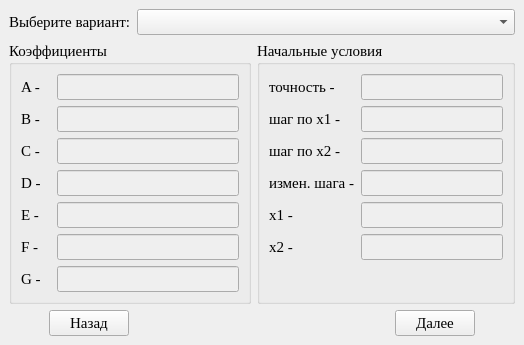
This is optimizationmethods/ui/mainwindow.ui in Eliminationzx/optimizationmethods as Qt 5 draws it before an edit. The edited form follows.
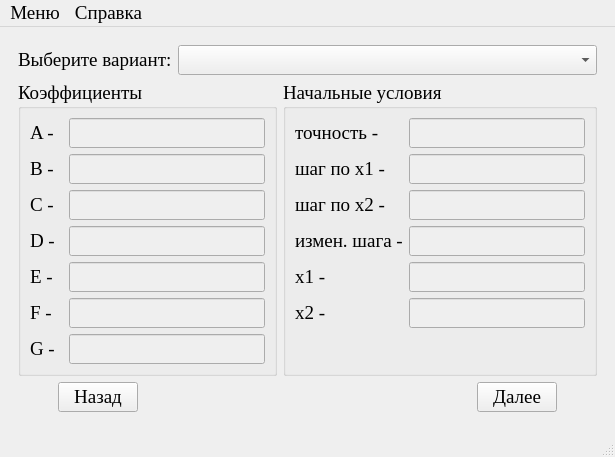
This is the edited form. The open tabs and pages were chosen to show the change. Icons and pictures are not drawn.

Commit message: optimizationmethods: 1) Поменял форму; 2) Поправил комментарии.

Patch:
```diff
--- a/optimizationmethods/ui/mainwindow.ui
+++ b/optimizationmethods/ui/mainwindow.ui
@@ -1,39 +1,33 @@
 <?xml version="1.0" encoding="UTF-8"?>
 <ui version="4.0">
  <class>MainWindow</class>
- <widget class="QStackedWidget" name="MainWindow">
+ <widget class="QMainWindow" name="MainWindow">
   <property name="geometry">
    <rect>
     <x>0</x>
     <y>0</y>
-    <width>524</width>
-    <height>294</height>
+    <width>615</width>
+    <height>446</height>
    </rect>
   </property>
-  <property name="maximumSize">
-   <size>
-    <width>16777215</width>
-    <height>350</height>
-   </size>
-  </property>
   <property name="font">
    <font>
     <family>Times New Roman</family>
-    <pointsize>11</pointsize>
+    <pointsize>14</pointsize>
    </font>
   </property>
   <property name="windowTitle">
    <string>Методы оптимизации 2010</string>
   </property>
-  <property name="windowIcon">
-   <iconset resource="data.qrc">
-    <normaloff>:/icon/icon.bmp</normaloff>:/icon/icon.bmp</iconset>
-  </property>
+  <widget class="QWidget" name="centralwidget">
+   <layout class="QGridLayout" name="gridLayout_5">
+    <item row="0" column="0">
+     <widget class="QStackedWidget" name="stackedWidget">
   <property name="currentIndex">
    <number>0</number>
   </property>
-  <widget class="QWidget" name="selectType">
-   <layout class="QGridLayout" name="gridLayout_2">
+      <widget class="QWidget" name="page_3">
+       <layout class="QGridLayout" name="gridLayout_4">
     <item row="0" column="0">
      <widget class="QComboBox" name="choiceMethods"/>
     </item>
@@ -172,8 +166,8 @@
     </item>
    </layout>
   </widget>
-  <widget class="QWidget" name="selectVar">
-   <layout class="QGridLayout" name="gridLayout_4">
+      <widget class="QWidget" name="page_4">
+       <layout class="QGridLayout" name="gridLayout_2">
     <item row="0" column="0" colspan="2">
      <layout class="QHBoxLayout" name="horizontalLayout_4" stretch="0,1">
       <item>
@@ -188,6 +182,63 @@
       </item>
      </layout>
     </item>
+        <item row="2" column="0" colspan="2">
+         <layout class="QHBoxLayout" name="horizontalLayout_3" stretch="0,0,1,0,0">
+          <item>
+           <spacer name="horizontalSpacer_6">
+            <property name="orientation">
+             <enum>Qt::Horizontal</enum>
+            </property>
+            <property name="sizeHint" stdset="0">
+             <size>
+              <width>40</width>
+              <height>20</height>
+             </size>
+            </property>
+           </spacer>
+          </item>
+          <item>
+           <widget class="QPushButton" name="back_button">
+            <property name="text">
+             <string>Назад</string>
+            </property>
+           </widget>
+          </item>
+          <item>
+           <spacer name="horizontalSpacer_7">
+            <property name="orientation">
+             <enum>Qt::Horizontal</enum>
+            </property>
+            <property name="sizeHint" stdset="0">
+             <size>
+              <width>40</width>
+              <height>20</height>
+             </size>
+            </property>
+           </spacer>
+          </item>
+          <item>
+           <widget class="QPushButton" name="next_button_2">
+            <property name="text">
+             <string>Далее</string>
+            </property>
+           </widget>
+          </item>
+          <item>
+           <spacer name="horizontalSpacer_8">
+            <property name="orientation">
+             <enum>Qt::Horizontal</enum>
+            </property>
+            <property name="sizeHint" stdset="0">
+             <size>
+              <width>40</width>
+              <height>20</height>
+             </size>
+            </property>
+           </spacer>
+          </item>
+         </layout>
+        </item>
     <item row="1" column="0">
      <widget class="QGroupBox" name="quadKoef">
       <property name="title">
@@ -461,69 +512,63 @@
       </layout>
      </widget>
     </item>
-    <item row="2" column="0" colspan="2">
-     <layout class="QHBoxLayout" name="horizontalLayout_3" stretch="0,0,1,0,0">
-      <item>
-       <spacer name="horizontalSpacer_6">
-        <property name="orientation">
-         <enum>Qt::Horizontal</enum>
-        </property>
-        <property name="sizeHint" stdset="0">
-         <size>
-          <width>40</width>
-          <height>20</height>
-         </size>
-        </property>
-       </spacer>
-      </item>
-      <item>
-       <widget class="QPushButton" name="back_button">
-        <property name="text">
-         <string>Назад</string>
-        </property>
-       </widget>
-      </item>
-      <item>
-       <spacer name="horizontalSpacer_7">
-        <property name="orientation">
-         <enum>Qt::Horizontal</enum>
-        </property>
-        <property name="sizeHint" stdset="0">
-         <size>
-          <width>40</width>
-          <height>20</height>
-         </size>
-        </property>
-       </spacer>
-      </item>
-      <item>
-       <widget class="QPushButton" name="next_button_2">
+       </layout>
+      </widget>
+     </widget>
+    </item>
+   </layout>
+  </widget>
+  <widget class="QMenuBar" name="menubar">
+   <property name="geometry">
+    <rect>
+     <x>0</x>
+     <y>0</y>
+     <width>615</width>
+     <height>23</height>
+    </rect>
+   </property>
+   <widget class="QMenu" name="menu">
+    <property name="title">
+     <string>Меню</string>
+    </property>
+    <addaction name="allow"/>
+    <addaction name="separator"/>
+    <addaction name="exit"/>
+   </widget>
+   <widget class="QMenu" name="menu_2">
+    <property name="title">
+     <string>Справка</string>
+    </property>
+    <addaction name="help"/>
+    <addaction name="separator"/>
+    <addaction name="about"/>
+   </widget>
+   <addaction name="menu"/>
+   <addaction name="menu_2"/>
+  </widget>
+  <widget class="QStatusBar" name="statusbar"/>
+  <action name="help">
+   <property name="text">
+    <string>Справка</string>
+   </property>
+  </action>
+  <action name="about">
+   <property name="text">
+    <string>О програме...</string>
+   </property>
+  </action>
+  <action name="allow">
         <property name="text">
-         <string>Далее</string>
-        </property>
-       </widget>
-      </item>
-      <item>
-       <spacer name="horizontalSpacer_8">
-        <property name="orientation">
-         <enum>Qt::Horizontal</enum>
-        </property>
-        <property name="sizeHint" stdset="0">
-         <size>
-          <width>40</width>
-          <height>20</height>
-         </size>
-        </property>
-       </spacer>
-      </item>
-     </layout>
-    </item>
-   </layout>
-  </widget>
- </widget>
- <resources>
-  <include location="data.qrc"/>
- </resources>
+    <string>Разрешить функцию</string>
+   </property>
+  </action>
+  <action name="exit">
+   <property name="text">
+    <string>Выход</string>
+   </property>
+  </action>
+ </widget>
+ <resources/>
  <connections>
   <connection>
    <sender>exit_button</sender>
```
Left out of the diff: 26 changed lines with no effect on the pictures. Lines whose indentation alone changed are shown as unchanged. The commit also changes 2 other files.
